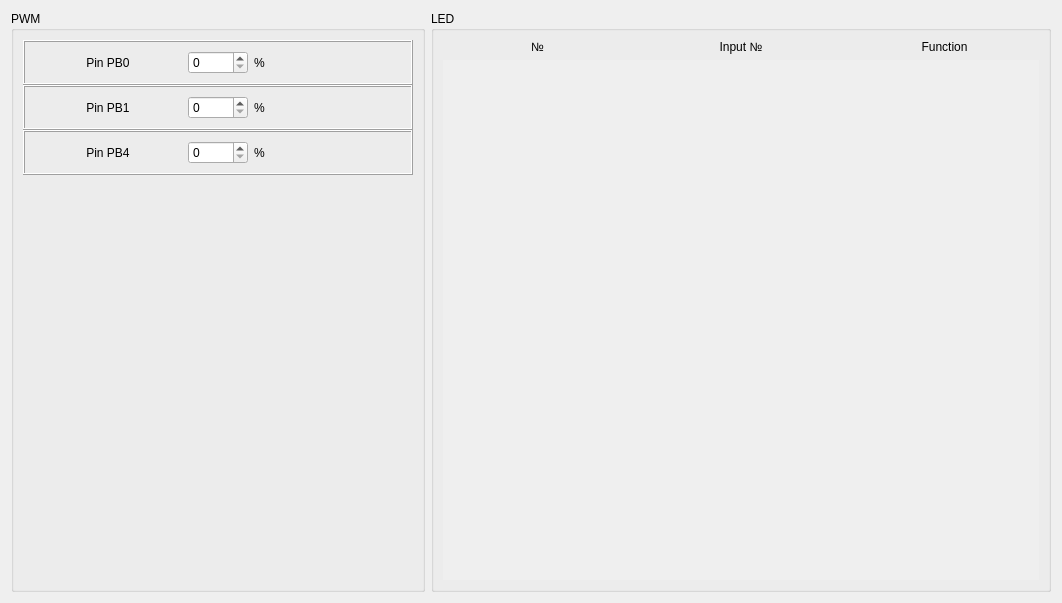
First picture: the form in widgets/ledconfig.ui, repository FreeJoy-Team/FreeJoyConfiguratorQt, before the edit.
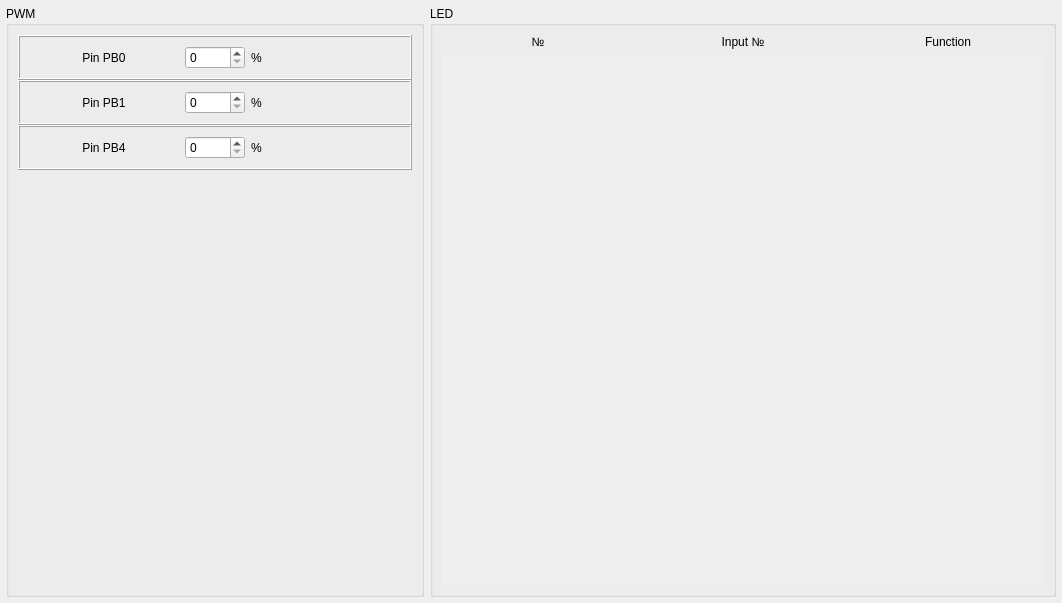
Second picture: the form after the edit.

Patch:
```diff
--- a/widgets/ledconfig.ui
+++ b/widgets/ledconfig.ui
@@ -14,6 +14,18 @@
    <string>Form</string>
   </property>
   <layout class="QHBoxLayout" name="horizontalLayout" stretch="2,3">
+   <property name="leftMargin">
+    <number>6</number>
+   </property>
+   <property name="topMargin">
+    <number>6</number>
+   </property>
+   <property name="rightMargin">
+    <number>6</number>
+   </property>
+   <property name="bottomMargin">
+    <number>6</number>
+   </property>
    <item>
     <widget class="QGroupBox" name="groupBox">
      <property name="title">
@@ -205,8 +217,8 @@
           <rect>
            <x>0</x>
            <y>0</y>
-           <width>603</width>
-           <height>533</height>
+           <width>606</width>
+           <height>539</height>
           </rect>
          </property>
          <layout class="QVBoxLayout" name="layoutV_LED">
```
